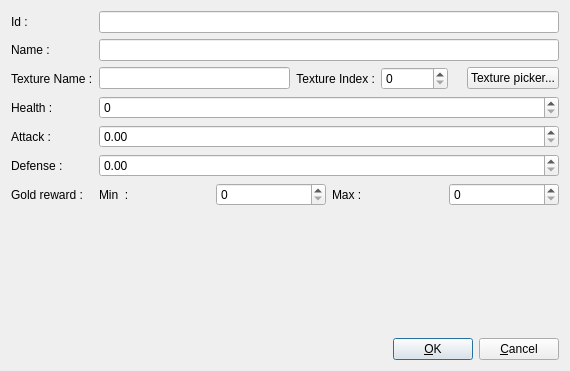
Qt form monsterEditor/src/editMonsterForm.ui (jeremydumais/TheWarrior) before a commit.
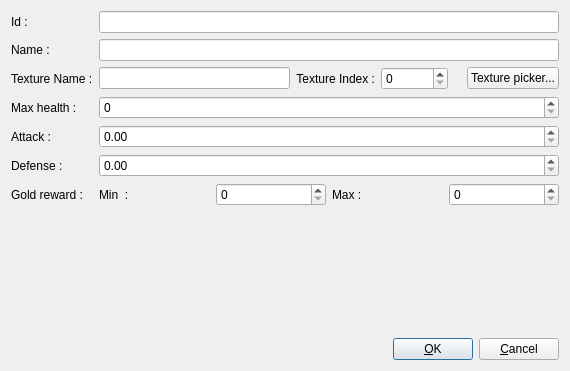
The same form after that commit. Icons and pictures are not drawn.

The edit to the form file:
```diff
--- a/monsterEditor/src/editMonsterForm.ui
+++ b/monsterEditor/src/editMonsterForm.ui
@@ -154,7 +154,7 @@
      <item row="3" column="0">
       <widget class="QLabel" name="label_6">
        <property name="text">
-        <string>Health :</string>
+        <string>Max health :</string>
        </property>
       </widget>
      </item>
```
